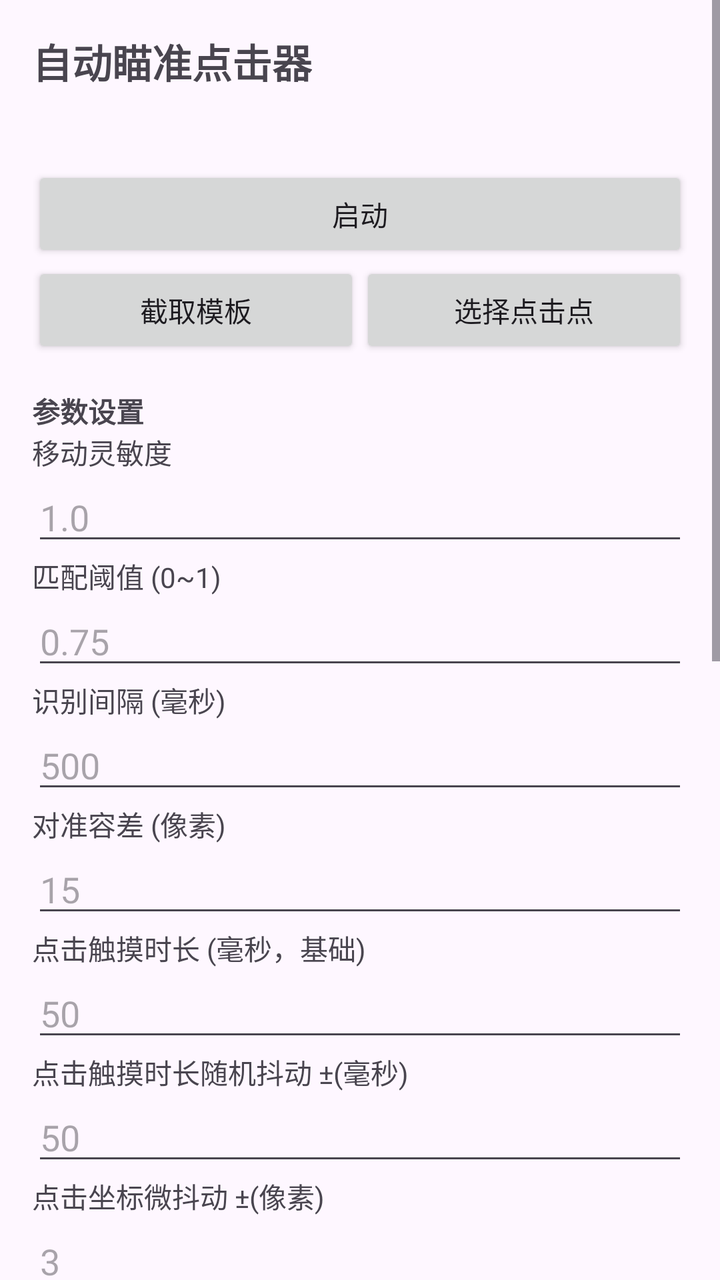
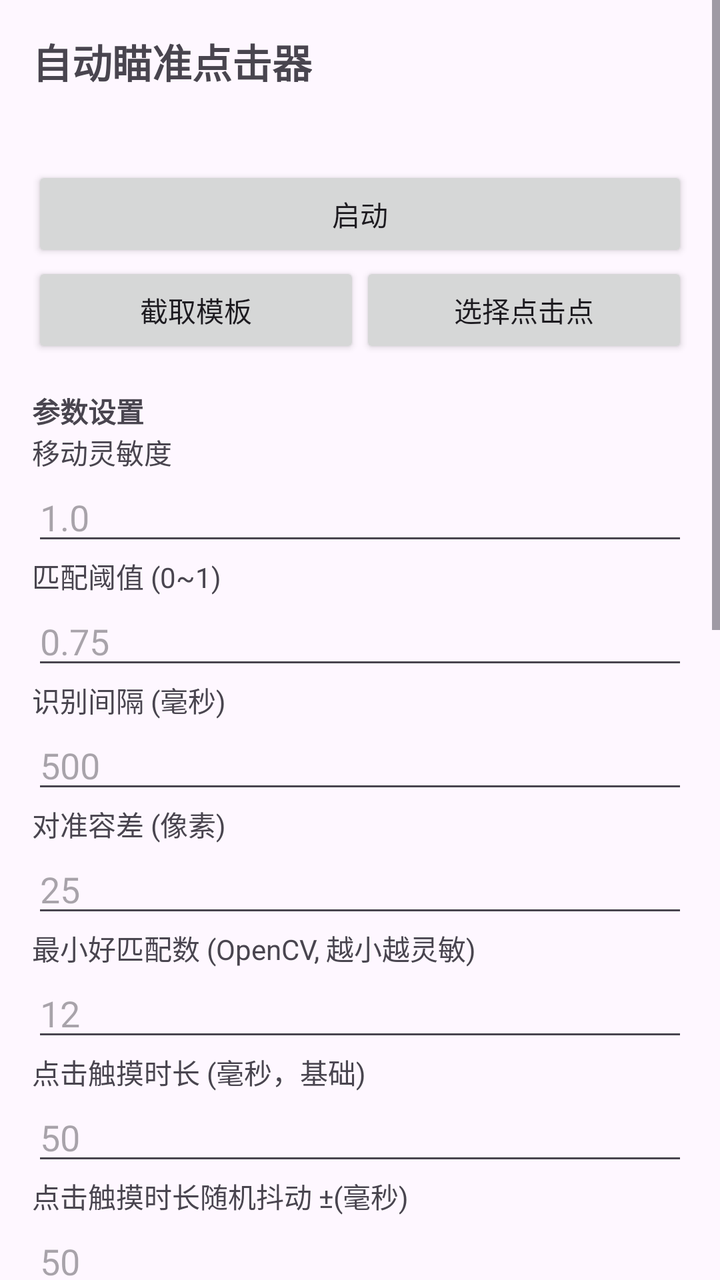

Before-and-after screenshots of an Android layout around one commit, followed by the original layout XML and the change that was made.
<!-- AndroidManifest.xml: application theme Theme.AutoAim -->
<!-- res/layout/activity_main.xml -->
<?xml version="1.0" encoding="utf-8"?>
<ScrollView xmlns:android="http://schemas.android.com/apk/res/android"
    android:layout_width="match_parent"
    android:layout_height="match_parent">

    <LinearLayout
        android:orientation="vertical"
        android:padding="16dp"
        android:layout_width="match_parent"
        android:layout_height="wrap_content">

        <TextView
            android:text="@string/app_name"
            android:textSize="20sp"
            android:textStyle="bold"
            android:layout_width="wrap_content"
            android:layout_height="wrap_content" />

        <TextView
            android:id="@+id/tvHint"
            android:textSize="13sp"
            android:layout_marginTop="8dp"
            android:layout_width="wrap_content"
            android:layout_height="wrap_content" />

        <Button
            android:id="@+id/btnStart"
            android:text="启动"
            android:layout_marginTop="12dp"
            android:layout_width="match_parent"
            android:layout_height="wrap_content" />

        <LinearLayout
            android:orientation="horizontal"
            android:layout_width="match_parent"
            android:layout_height="wrap_content">
            <Button
                android:id="@+id/btnCapture"
                android:text="截取模板"
                android:layout_weight="1"
                android:layout_width="0dp"
                android:layout_height="wrap_content" />
            <Button
                android:id="@+id/btnPick"
                android:text="选择点击点"
                android:layout_weight="1"
                android:layout_width="0dp"
                android:layout_height="wrap_content" />
        </LinearLayout>

        <TextView
            android:text="参数设置"
            android:textStyle="bold"
            android:layout_marginTop="16dp"
            android:layout_width="wrap_content"
            android:layout_height="wrap_content" />

        <TextView android:text="移动灵敏度" android:layout_width="wrap_content" android:layout_height="wrap_content" />
        <EditText
            android:id="@+id/etSensitivity"
            android:inputType="numberDecimal"
            android:hint="1.0"
            android:layout_width="match_parent"
            android:layout_height="wrap_content" />

        <TextView android:text="匹配阈值 (0~1)" android:layout_width="wrap_content" android:layout_height="wrap_content" />
        <EditText
            android:id="@+id/etThreshold"
            android:inputType="numberDecimal"
            android:hint="0.75"
            android:layout_width="match_parent"
            android:layout_height="wrap_content" />

        <TextView android:text="识别间隔 (毫秒)" android:layout_width="wrap_content" android:layout_height="wrap_content" />
        <EditText
            android:id="@+id/etInterval"
            android:inputType="number"
            android:hint="500"
            android:layout_width="match_parent"
            android:layout_height="wrap_content" />

        <TextView android:text="对准容差 (像素)" android:layout_width="wrap_content" android:layout_height="wrap_content" />
        <EditText
            android:id="@+id/etTolerance"
            android:inputType="number"
            android:hint="15"
            android:layout_width="match_parent"
            android:layout_height="wrap_content" />

        <TextView android:text="点击触摸时长 (毫秒，基础)" android:layout_width="wrap_content" android:layout_height="wrap_content" />
        <EditText
            android:id="@+id/etTapBase"
            android:inputType="number"
            android:hint="50"
            android:layout_width="match_parent"
            android:layout_height="wrap_content" />

        <TextView android:text="点击触摸时长随机抖动 ±(毫秒)" android:layout_width="wrap_content" android:layout_height="wrap_content" />
        <EditText
            android:id="@+id/etTapJitter"
            android:inputType="number"
            android:hint="50"
            android:layout_width="match_parent"
            android:layout_height="wrap_content" />

        <TextView android:text="点击坐标微抖动 ±(像素)" android:layout_width="wrap_content" android:layout_height="wrap_content" />
        <EditText
            android:id="@+id/etTapPosJitter"
            android:inputType="number"
            android:hint="3"
            android:layout_width="match_parent"
            android:layout_height="wrap_content" />

        <TextView android:text="点击前随机延迟 (毫秒, 最小)" android:layout_width="wrap_content" android:layout_height="wrap_content" />
        <EditText
            android:id="@+id/etTapDelayMin"
            android:inputType="number"
            android:hint="100"
            android:layout_width="match_parent"
            android:layout_height="wrap_content" />

        <TextView android:text="点击前随机延迟 (毫秒, 最大)" android:layout_width="wrap_content" android:layout_height="wrap_content" />
        <EditText
            android:id="@+id/etTapDelayMax"
            android:inputType="number"
            android:hint="1000"
            android:layout_width="match_parent"
            android:layout_height="wrap_content" />

        <CheckBox
            android:id="@+id/cbLoop"
            android:text="循环运行"
            android:checked="true"
            android:layout_width="wrap_content"
            android:layout_height="wrap_content" />
        <CheckBox
            android:id="@+id/cbClick"
            android:text="对准后自动点击"
            android:checked="true"
            android:layout_width="wrap_content"
            android:layout_height="wrap_content" />
        <CheckBox
            android:id="@+id/cbInvert"
            android:text="反转移动方向"
            android:checked="false"
            android:layout_width="wrap_content"
            android:layout_height="wrap_content" />

        <TextView android:text="点击位置" android:layout_width="wrap_content" android:layout_height="wrap_content" />
        <RadioGroup
            android:id="@+id/rgClickMode"
            android:orientation="horizontal"
            android:layout_width="wrap_content"
            android:layout_height="wrap_content">
            <RadioButton
                android:id="@+id/rbCenter"
                android:text="屏幕中心"
                android:checked="true" />
            <RadioButton
                android:id="@+id/rbPoint"
                android:text="自定义点(选点)" />
        </RadioGroup>

        <Button
            android:id="@+id/btnSave"
            android:text="保存设置"
            android:layout_marginTop="8dp"
            android:layout_width="match_parent"
            android:layout_height="wrap_content" />

        <TextView
            android:text="权限"
            android:textStyle="bold"
            android:layout_marginTop="16dp"
            android:layout_width="wrap_content"
            android:layout_height="wrap_content" />
        <Button
            android:id="@+id/btnAccessibility"
            android:text="开启无障碍服务"
            android:layout_width="match_parent"
            android:layout_height="wrap_content" />
        <Button
            android:id="@+id/btnOverlay"
            android:text="开启悬浮窗权限"
            android:layout_width="match_parent"
            android:layout_height="wrap_content" />

        <TextView
            android:text="流程：开启两项权限 → 启动 → 截取模板(框选目标) → 选点(可选) → 自动瞄准循环"
            android:textSize="12sp"
            android:layout_marginTop="12dp"
            android:layout_width="wrap_content"
            android:layout_height="wrap_content" />
    </LinearLayout>
</ScrollView>
<!-- resources referenced by this layout -->
<resources>
  <string name="app_name">自动瞄准点击器</string>
  <style name="Theme.AutoAim" parent="Theme.Material3.DayNight.NoActionBar">
          <item name="android:windowFullscreen">true</item>
      </style>
</resources>

<!-- the commit's change to res/layout/activity_main.xml (unified diff, before → after) -->
@@ -83,7 +83,15 @@
         <EditText
             android:id="@+id/etTolerance"
             android:inputType="number"
-            android:hint="15"
+            android:hint="25"
+            android:layout_width="match_parent"
+            android:layout_height="wrap_content" />
+
+        <TextView android:text="最小好匹配数 (OpenCV, 越小越灵敏)" android:layout_width="wrap_content" android:layout_height="wrap_content" />
+        <EditText
+            android:id="@+id/etMinMatches"
+            android:inputType="number"
+            android:hint="12"
             android:layout_width="match_parent"
             android:layout_height="wrap_content" />
 
